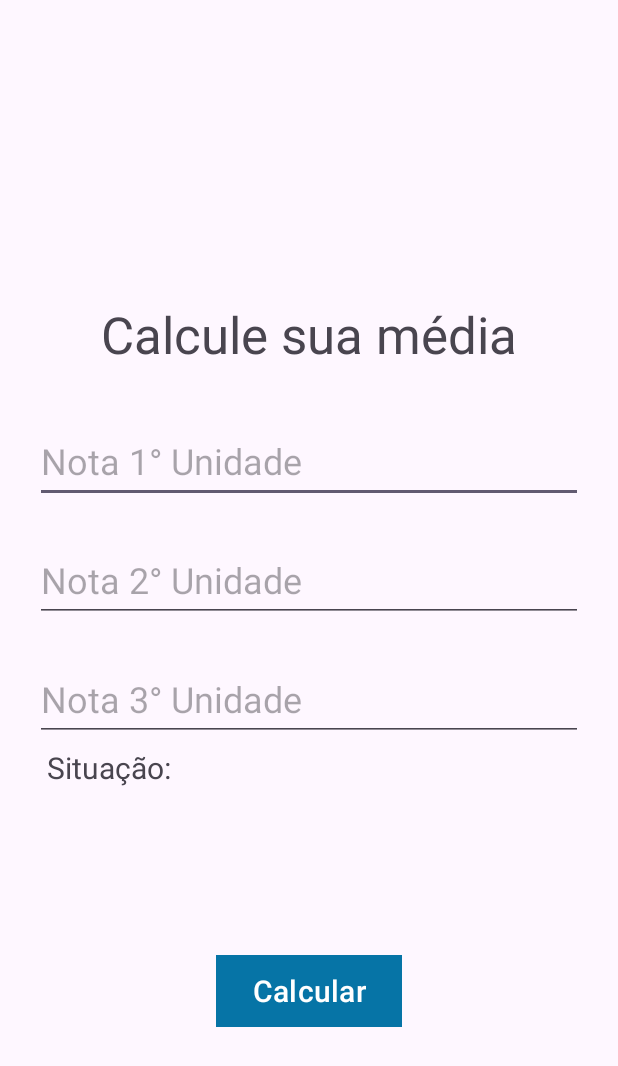
After one commit to joaoarthurolv/calculadora, an Android app: the fragment MediaFragment shown on its own in the app's theme, on a phone screen of 412 x 824 dp. The commit adds this screen. Shown: the top 1066 px of the screen. Run offline under Robolectric (Android 15) with nearby library versions, the phone set to English and light mode, and no system bars.

Commit message:
Finalizando calculadora de médias

```diff
--- /dev/null
+++ b/app/src/main/res/layout/fragment_media.xml
@@ -0,0 +1,93 @@
+<?xml version="1.0" encoding="utf-8"?>
+<FrameLayout xmlns:android="http://schemas.android.com/apk/res/android"
+    xmlns:app="http://schemas.android.com/apk/res-auto"
+    xmlns:tools="http://schemas.android.com/tools"
+    android:id="@+id/frameLayout2"
+    android:layout_width="match_parent"
+    android:layout_height="match_parent"
+    android:layout_gravity="center"
+    tools:context=".fragments.MediaFragment">
+
+    <androidx.constraintlayout.widget.ConstraintLayout
+        android:layout_width="match_parent"
+        android:layout_height="match_parent"
+        android:layout_gravity="center">
+
+        <EditText
+            android:id="@+id/editTextGradeOne"
+            android:layout_width="365dp"
+            android:layout_height="55dp"
+            android:layout_marginTop="280dp"
+            android:ems="10"
+            android:hint="@string/gradeOneHint"
+            android:inputType="number"
+            android:textSize="24sp"
+            app:layout_constraintEnd_toEndOf="parent"
+            app:layout_constraintStart_toStartOf="parent"
+            app:layout_constraintTop_toTopOf="parent" />
+
+        <EditText
+            android:id="@+id/editTextGradeTwo"
+            android:layout_width="365dp"
+            android:layout_height="55dp"
+            android:layout_marginTop="24dp"
+            android:ems="10"
+            android:hint="@string/gradeTwoHint"
+            android:inputType="number"
+            android:textSize="24sp"
+            app:layout_constraintEnd_toEndOf="parent"
+            app:layout_constraintStart_toStartOf="parent"
+            app:layout_constraintTop_toBottomOf="@+id/editTextGradeOne" />
+
+        <EditText
+            android:id="@+id/editTextGradeThree"
+            android:layout_width="365dp"
+            android:layout_height="55dp"
+            android:layout_marginTop="24dp"
+            android:ems="10"
+            android:hint="@string/gradeThreeHint"
+            android:inputType="number"
+            android:textSize="24sp"
+            app:layout_constraintEnd_toEndOf="parent"
+            app:layout_constraintStart_toStartOf="parent"
+            app:layout_constraintTop_toBottomOf="@+id/editTextGradeTwo" />
+
+        <TextView
+            android:id="@+id/textViewStatus"
+            android:layout_width="373dp"
+            android:layout_height="122dp"
+            android:layout_marginTop="4dp"
+            android:text="@string/status"
+            android:textSize="20sp"
+            app:layout_constraintEnd_toEndOf="parent"
+            app:layout_constraintHorizontal_bias="0.815"
+            app:layout_constraintStart_toStartOf="parent"
+            app:layout_constraintTop_toBottomOf="@+id/editTextGradeThree" />
+
+        <Button
+            android:id="@+id/btnCalculate"
+            android:layout_width="wrap_content"
+            android:layout_height="wrap_content"
+            android:background="@color/dark_blue"
+            android:text="@string/textCalculate"
+            android:textSize="20sp"
+            app:backgroundTint="@color/light_blue"
+            app:layout_constraintBottom_toBottomOf="parent"
+            app:layout_constraintEnd_toEndOf="parent"
+            app:layout_constraintStart_toStartOf="parent"
+            app:layout_constraintTop_toBottomOf="@+id/textViewStatus"
+            app:layout_constraintVertical_bias="0.106" />
+
+        <TextView
+            android:id="@+id/textView2"
+            android:layout_width="wrap_content"
+            android:layout_height="wrap_content"
+            android:layout_marginTop="200dp"
+            android:text="@string/headerMedia"
+            android:textSize="34sp"
+            app:layout_constraintEnd_toEndOf="parent"
+            app:layout_constraintStart_toStartOf="parent"
+            app:layout_constraintTop_toTopOf="parent" />
+
+    </androidx.constraintlayout.widget.ConstraintLayout>
+</FrameLayout>
--- /dev/null
+++ b/app/src/main/res/layout/fragment_numeric.xml
@@ -0,0 +1,6 @@
+<?xml version="1.0" encoding="utf-8"?>
+<FrameLayout xmlns:android="http://schemas.android.com/apk/res/android"
+    xmlns:tools="http://schemas.android.com/tools"
+    android:layout_width="match_parent"
+    android:layout_height="match_parent"
+    tools:context=".fragments.NumericFragment"/>
--- a/app/src/main/res/values/strings.xml
+++ b/app/src/main/res/values/strings.xml
@@ -3,4 +3,10 @@
     <string name="numerica">Numérica</string>
     <string name="media">Média</string>
     <string name="copyright">© 2023 João Arthur</string>
+    <string name="headerMedia">Calcule sua média</string>
+    <string name="gradeOneHint">Nota 1° Unidade</string>
+    <string name="gradeTwoHint">Nota 2° Unidade</string>
+    <string name="gradeThreeHint">Nota 3° Unidade</string>
+    <string name="status">Situação:</string>
+    <string name="textCalculate">Calcular</string>
 </resources>
```
Also changed, not shown: app/src/main/java/br/ufrn/imd/calculadora/MainActivity.java (+23 -0 lines), app/src/main/java/br/ufrn/imd/calculadora/fragments/BlankFragment.java (added, +66 -0 lines), app/src/main/java/br/ufrn/imd/calculadora/fragments/MediaFragment.java (added, +135 -0 lines), app/src/main/java/br/ufrn/imd/calculadora/fragments/NumericFragment.java (added, +24 -0 lines), app/src/main/res/layout/activity_main.xml (+17 -2 lines), app/src/main/res/layout/fragment_blank.xml (added, +7 -0 lines).
